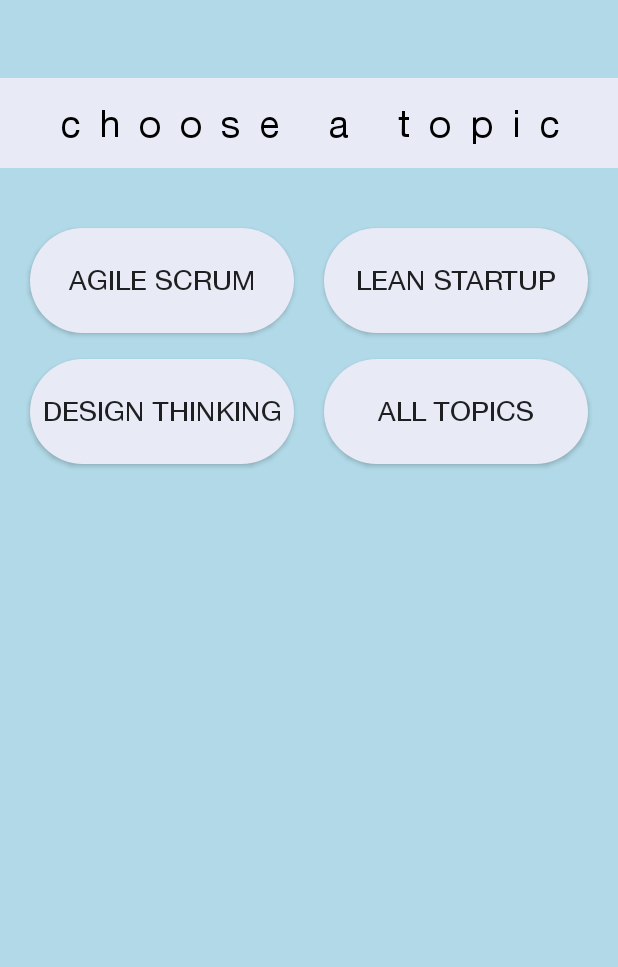
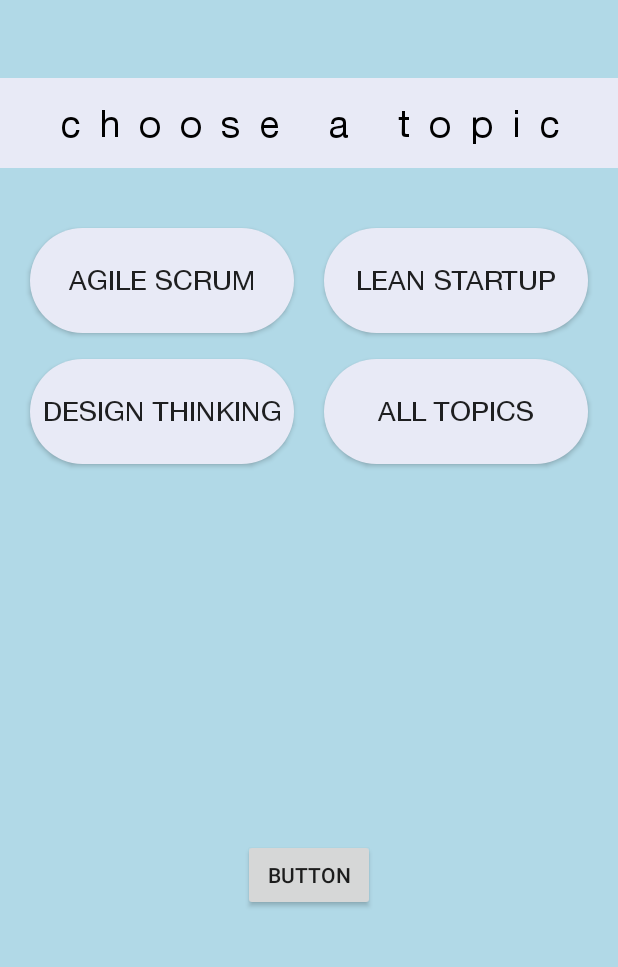
Before and after one commit to ShakirIslam/QuizAppPS, an Android app: the CategorySelectionActivity screen opened directly, with no data from a screen before it, on a phone screen of 412 x 824 dp, the part 260-1227 px from its top. Run offline under Robolectric (Android 15) with nearby library versions, the phone set to English and light mode, and no system bars; Roboto replaces fonts that are not available here.

Commit message:
80% Commented with some Line Chart Components

```diff
--- a/app/src/main/AndroidManifest.xml
+++ b/app/src/main/AndroidManifest.xml
@@ -22,7 +22,9 @@
         <activity android:name=".QuizActivity" />
         <activity android:name=".ResultsActivity" />
         <activity android:name=".YoutubePlayerCustomActivity" />
-        <activity android:name=".WikiSearchActivity"></activity>
+        <activity android:name=".WikiSearchActivity" />
+        <activity android:name=".ScoreTrendActivity" />
+        <activity android:name=".ScoreTrendCategory"></activity>
     </application>
 
 </manifest>
--- a/app/src/main/java/com/student/shakirislam/quizapp/CategorySelectionActivity.java
+++ b/app/src/main/java/com/student/shakirislam/quizapp/CategorySelectionActivity.java
@@ -13,21 +13,20 @@ public class CategorySelectionActivity extends AppCompatActivity {
     private static final String TAG = "CategorySelectionActivi";
     private TextView textChoose;
     private Button button1,button2,button3,button4;
+    private Button testButton;
 
     @Override
     protected void onCreate(Bundle savedInstanceState) {
         super.onCreate(savedInstanceState);
         setContentView(R.layout.activity_category_selection);
 
+        //Configuring title
         textChoose = (TextView) findViewById(R.id.text_choose);
         Typeface HelveticaNeue =Typeface.createFromAsset(getAssets(),"fonts/HelveticaNeue.ttf");
         textChoose.setTypeface(HelveticaNeue);
         textChoose.setText("choose a topic");
 
-
-
-
-        //Button 1 (Agile Scrum)
+        //Configuring Button 1 (Agile Scrum)
         button1 = (Button) findViewById(R.id.button_1);
         button1.setText("agile scrum");
         button1.setTypeface(HelveticaNeue);
@@ -38,8 +37,7 @@ public class CategorySelectionActivity extends AppCompatActivity {
             }
         });
 
-
-        //Button 2 (Lean Startup)
+        //Configuring Button 2 (Lean Startup)
         button2 = (Button) findViewById(R.id.button_2);
         button2.setText("lean startup");
         button2.setTypeface(HelveticaNeue);
@@ -51,7 +49,7 @@ public class CategorySelectionActivity extends AppCompatActivity {
         });
 
 
-        //Button 3 (Design Thinking)
+        //Configuring Button 3 (Design Thinking)
         button3 = (Button) findViewById(R.id.button_3);
         button3.setText("design thinking");
         button3.setTypeface(HelveticaNeue);
@@ -63,7 +61,7 @@ public class CategorySelectionActivity extends AppCompatActivity {
         });
 
 
-        //Button 4 (All Topics)
+        //Configuring Button 4 (All Topics)
         button4 = (Button) findViewById(R.id.button_4);
         button4.setText("all topics");
         button4.setTypeface(HelveticaNeue);
@@ -75,10 +73,27 @@ public class CategorySelectionActivity extends AppCompatActivity {
         });
 
 
+        //Button for testing activities
+        testButton = (Button) findViewById(R.id.button_test);
+        testButton.setOnClickListener(new View.OnClickListener() {
+            @Override
+            public void onClick(View view) {
+                Intent intent = new Intent(CategorySelectionActivity.this,ScoreTrendActivity.class);
+                startActivity(intent);
+            }
+        });
+
+
 
     }
 
     private void selection(int selectionNumber){
+        //Lets the next class (Quiz Activity) know what button was selected
+        //Agile passes 1
+        //Lean passes 2
+        //Design passes 3
+        //All Topics passes 4
+
     Intent intent = new Intent(CategorySelectionActivity.this,QuizActivity.class);
     intent.putExtra("Type",selectionNumber);
     startActivity(intent);
--- a/app/src/main/java/com/student/shakirislam/quizapp/Question.java
+++ b/app/src/main/java/com/student/shakirislam/quizapp/Question.java
@@ -1,6 +1,9 @@
 package com.student.shakirislam.quizapp;
 
 public class Question {
+
+    //Class to create Quesiton Objects
+
     private static final String TAG = "Question";
     private String question;
     private String opt1;
@@ -30,7 +33,10 @@ public class Question {
         this.wiki_intro = wiki_intro;
         this.wiki_link = wiki_link;
         this.youtube = youtube;
+
     }
+
+    //Getters and setters for Question Attributes
 
     public String getWiki_intro() {
         return wiki_intro;
--- a/app/src/main/java/com/student/shakirislam/quizapp/YoutubeConfig.java
+++ b/app/src/main/java/com/student/shakirislam/quizapp/YoutubeConfig.java
@@ -1,6 +1,7 @@
 package com.student.shakirislam.quizapp;
 
 public class YoutubeConfig {
+    //Class to store the Youtube API
     private static final String TAG = "YoutubeConfig";
     private static final String API_KEY = "AIzaSyDq1GT8kpcuw265u4AZGLiO0BEQ5jG7Y-4";
 
--- a/app/src/main/res/layout/activity_category_selection.xml
+++ b/app/src/main/res/layout/activity_category_selection.xml
@@ -96,5 +96,14 @@
         android:textColor="@android:color/black"
         android:gravity="center"/>
 
+    <Button
+        android:id="@+id/button_test"
+        android:layout_width="wrap_content"
+        android:layout_height="wrap_content"
+        android:layout_alignParentBottom="true"
+        android:layout_centerHorizontal="true"
+        android:layout_marginBottom="43dp"
+        android:text="Button" />
+
 
 </RelativeLayout>
```
Also changed, not shown: app/build.gradle (+9 -0 lines), app/src/main/java/com/student/shakirislam/quizapp/LandingPageActivity.java (+3 -5 lines), app/src/main/java/com/student/shakirislam/quizapp/QuizActivity.java (+73 -29 lines), app/src/main/java/com/student/shakirislam/quizapp/QuizDBHelper.java (+21 -20 lines), app/src/main/java/com/student/shakirislam/quizapp/QuizDBVariableContract.java (+4 -4 lines), app/src/main/java/com/student/shakirislam/quizapp/ResultsActivity.java (+29 -3 lines), app/src/main/java/com/student/shakirislam/quizapp/ScoreTrendActivity.java (added, +62 -0 lines), app/src/main/java/com/student/shakirislam/quizapp/ScoreTrendCategory.java (added, +13 -0 lines), app/src/main/res/layout/activity_score_trend.xml (added, +16 -0 lines), app/src/main/res/layout/activity_score_trend_category.xml (added, +9 -0 lines).
